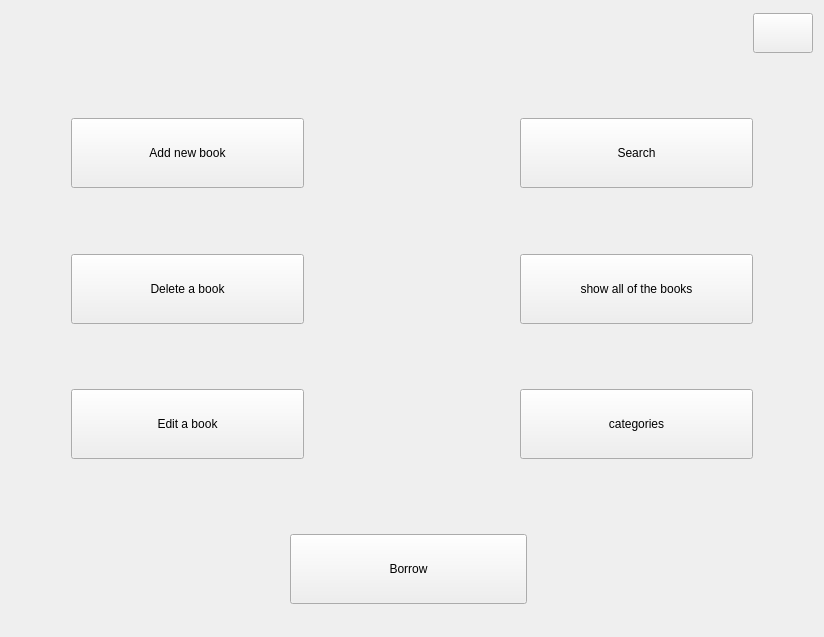
This is Project/menu.ui in AminNaghiyan/uiap92_project as Qt 5 draws it before an edit. The edited form follows.
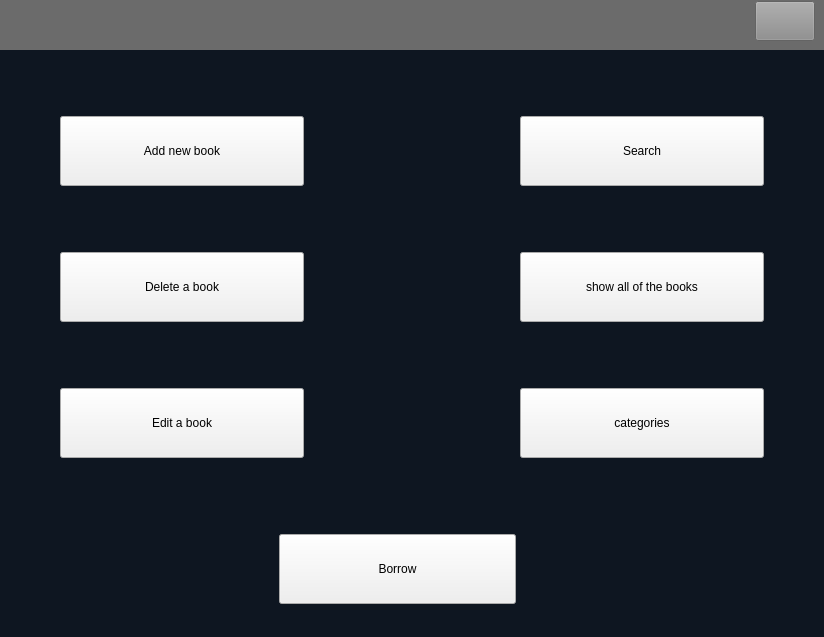
This is the edited form. Icons and pictures are not drawn.

Commit message: design final appearance of page mainwindow

Diff of the .ui file:
```diff
--- a/Project/menu.ui
+++ b/Project/menu.ui
@@ -31,17 +31,44 @@
   <property name="windowTitle">
    <string>Form</string>
   </property>
+  <property name="styleSheet">
+   <string notr="true">#menu
+{
+background-color : rgb(14, 22, 33)
+}
+#top
+{
+background-color : rgb(107, 107, 107)
+}
+
+#pushButton
+{
+background-color : rgb(140, 140, 140) ;
+}
+#pushButton::hover
+{
+background-color : red 
+
+}</string>
+  </property>
   <layout class="QVBoxLayout" name="verticalLayout_3">
+   <property name="leftMargin">
+    <number>0</number>
+   </property>
    <property name="topMargin">
-    <number>13</number>
+    <number>0</number>
+   </property>
+   <property name="rightMargin">
+    <number>0</number>
    </property>
    <property name="bottomMargin">
     <number>13</number>
    </property>
    <item>
+    <widget class="QWidget" name="top" native="true">
     <layout class="QHBoxLayout" name="horizontalLayout_2">
      <property name="topMargin">
-      <number>0</number>
+       <number>1</number>
      </property>
      <item>
       <spacer name="horizontalSpacer">
@@ -86,6 +113,7 @@
       </widget>
      </item>
     </layout>
+    </widget>
    </item>
    <item>
     <layout class="QVBoxLayout" name="verticalLayout_4">
```
Lines whose indentation alone changed are shown as unchanged. The commit also changes 7 other files.
